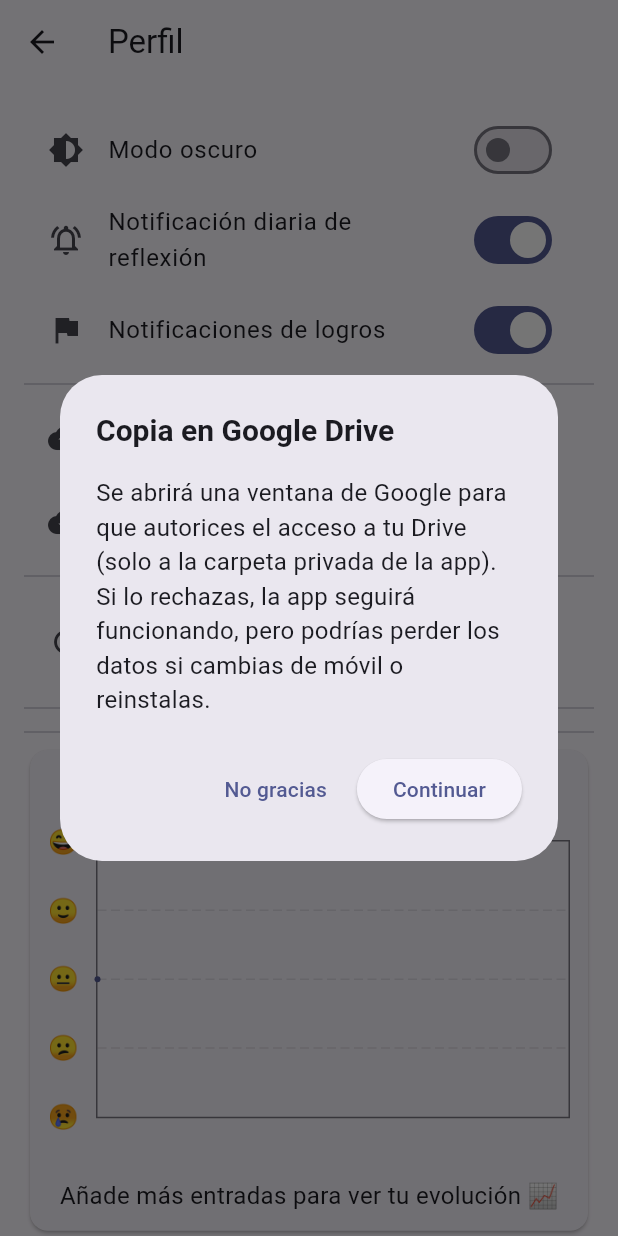
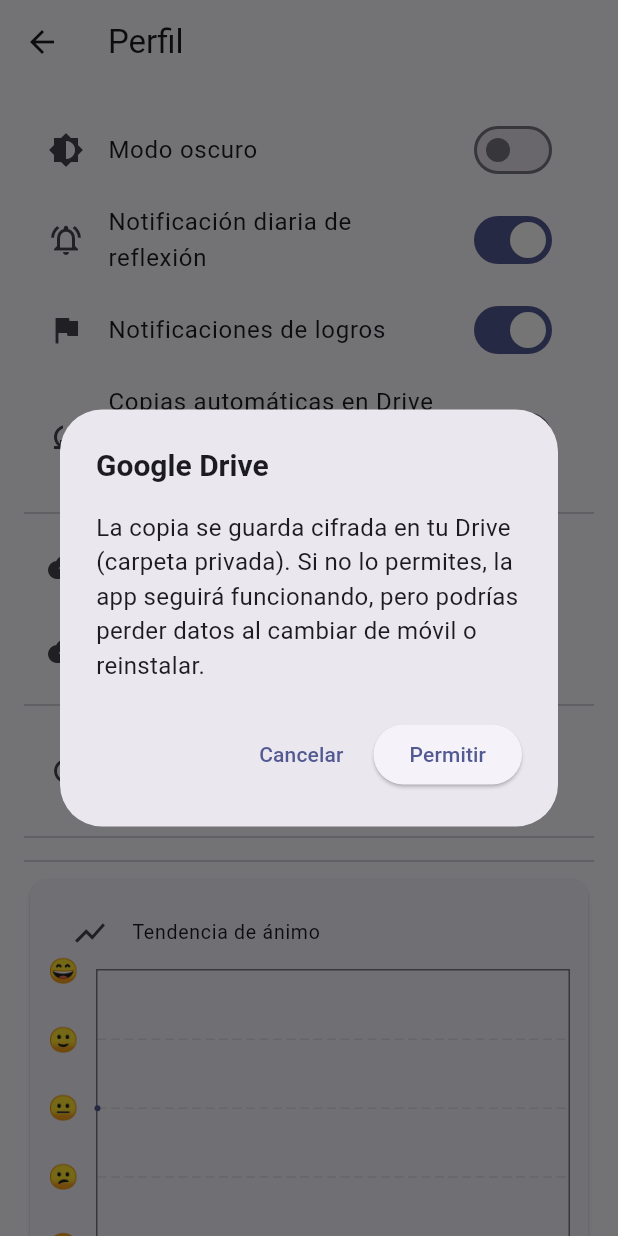
Before and after one commit to javiercamaraezquerra/Undiamas, a Flutter app: the ProfileScreen screen opened directly, after a tap on "Restaurar desde Drive", on a phone screen of 412 x 824 dp. Run offline on Flutter 3.47's test engine with Material 3 defaults, Android fonts, the phone set to English and light mode, and no system bars; drawn by our look-alikes of fl_chart; our stand-ins replace flutter_local_notifications, flutter_markdown, flutter_secure_storage, google_mobile_ads, google_sign_in, hive and 4 more; missing offline and left inert: encrypt, googleapis; accounts and stored records are empty.

Commit message:
Update profile_screen.dart

```diff
--- a/lib/screens/profile_screen.dart
+++ b/lib/screens/profile_screen.dart
@@ -13,20 +13,22 @@ import '../widgets/mood_trend_chart.dart';
 
 class ProfileScreen extends StatefulWidget {
   const ProfileScreen({super.key});
-
   @override
   State<ProfileScreen> createState() => _ProfileScreenState();
 }
 
 class _ProfileScreenState extends State<ProfileScreen> {
-  /* ─── estado ─── */
-  bool _isDark = false;
-  bool _notifDaily = true;
+  /* ─── estados de switches ─── */
+  bool _isDark          = false;
+  bool _notifDaily      = true;
   bool _notifMilestones = true;
+  bool _autoBackup      = false;
 
+  /* ─── progreso sobriedad ─── */
   DateTime? _startDate;
   int _daysClean = 0;
 
+  /* ─── cajas ─── */
   late Future<Box<DiaryEntry>> _diaryBoxFuture;
 
   @override
@@ -38,33 +40,34 @@ class _ProfileScreenState extends State<ProfileScreen> {
     _loadPrefs();
   }
 
-  /* ───────────────── helpers preferencias ───────────────── */
+  /*─────────────────────── Preferencias ───────────────────────*/
   Future<void> _loadPrefs() async {
-    final prefs = await SharedPreferences.getInstance();
-    _isDark = prefs.getBool('isDarkMode') ?? false;
-    _notifDaily = prefs.getBool('notifyDailyReflection') ?? true;
-    _notifMilestones = prefs.getBool('notifyMilestones') ?? true;
+    final prefs        = await SharedPreferences.getInstance();
+    _isDark            = prefs.getBool('isDarkMode') ?? false;
+    _notifDaily        = prefs.getBool('notifyDailyReflection') ?? true;
+    _notifMilestones   = prefs.getBool('notifyMilestones') ?? true;
+    _autoBackup        = prefs.getBool('autoBackup') ?? false;
 
     final cipher = await EncryptionService.getCipher();
-    final box = await Hive.openBox('udm_secure', encryptionCipher: cipher);
+    final box    = await Hive.openBox('udm_secure', encryptionCipher: cipher);
     if (box.containsKey('startDate')) {
-      _startDate = DateTime.parse(box.get('startDate'));
-      _daysClean = DateTime.now().difference(_startDate!).inDays;
+      _startDate  = DateTime.parse(box.get('startDate'));
+      _daysClean  = DateTime.now().difference(_startDate!).inDays;
     }
     if (mounted) setState(() {});
   }
 
-  /* ───────────────── toggles ───────────────── */
+  /*─────────────────────── Toggles UI ───────────────────────*/
   Future<void> _toggleTheme(bool v) async {
-    final prefs = await SharedPreferences.getInstance();
-    await prefs.setBool('isDarkMode', v);
+    final p = await SharedPreferences.getInstance();
+    await p.setBool('isDarkMode', v);
     themeNotifier.value = v ? ThemeMode.dark : ThemeMode.light;
     setState(() => _isDark = v);
   }
 
   Future<void> _toggleDailyNotif(bool v) async {
-    final prefs = await SharedPreferences.getInstance();
-    await prefs.setBool('notifyDailyReflection', v);
+    final p = await SharedPreferences.getInstance();
+    await p.setBool('notifyDailyReflection', v);
     setState(() => _notifDaily = v);
 
     if (v) {
@@ -77,8 +80,8 @@ class _ProfileScreenState extends State<ProfileScreen> {
   }
 
   Future<void> _toggleMilestoneNotif(bool v) async {
-    final prefs = await SharedPreferences.getInstance();
-    await prefs.setBool('notifyMilestones', v);
+    final p = await SharedPreferences.getInstance();
+    await p.setBool('notifyMilestones', v);
     setState(() => _notifMilestones = v);
 
     if (v && _startDate != null) {
@@ -88,25 +91,53 @@ class _ProfileScreenState extends State<ProfileScreen> {
     }
   }
 
-  /* ───────────────── backup & restore ───────────────── */
+  Future<void> _toggleAutoBackup(bool v) async {
+    final prefs = await SharedPreferences.getInstance();
+
+    if (v && !_autoBackup) {
+      /* primera vez → confirmación + copia inicial */
+      if (!await _confirmDriveConsent()) return;
+
+      final wait = _showSnack('Subiendo copia inicial…', persistent: true);
+
+      final cipher = await EncryptionService.getCipher();
+      final udm    = await Hive.openBox('udm_secure', encryptionCipher: cipher);
+      final diary  = await Hive.openBox<DiaryEntry>('diary_secure',
+                          encryptionCipher: cipher);
+
+      final res = await DriveBackupService.uploadBackup(
+          DriveBackupService.exportHive(udm, diary));
+
+      wait.close();
+      if (!res.ok) {
+        _showSnack(res.message ?? 'Error');
+        return;
+      }
+    }
+
+    await prefs.setBool('autoBackup', v);
+    setState(() => _autoBackup = v);
+  }
+
+  /*────────────────── Copia / restauración ──────────────────*/
   Future<bool> _confirmDriveConsent() async {
     return await showDialog<bool>(
           context: context,
           builder: (_) => AlertDialog(
-            title: const Text('Copia en Google Drive'),
+            title: const Text('Google Drive'),
             content: const Text(
-                'Se abrirá una ventana de Google para que autorices el acceso '
-                'a tu Drive (solo a la carpeta privada de la app). '
-                'Si lo rechazas, la app seguirá funcionando, pero podrías '
-                'perder los datos si cambias de móvil o reinstalas.'),
+              'La copia se guarda cifrada en tu Drive (carpeta privada). '
+              'Si no lo permites, la app seguirá funcionando, pero '
+              'podrías perder datos al cambiar de móvil o reinstalar.'
+            ),
             actions: [
               TextButton(
                 onPressed: () => Navigator.pop(context, false),
-                child: const Text('No gracias'),
+                child: const Text('Cancelar'),
               ),
               ElevatedButton(
                 onPressed: () => Navigator.pop(context, true),
-                child: const Text('Continuar'),
+                child: const Text('Permitir'),
               ),
             ],
           ),
@@ -116,52 +147,53 @@ class _ProfileScreenState extends State<ProfileScreen> {
 
   Future<void> _backupToDrive() async {
     if (!await _confirmDriveConsent()) {
-      _showSnack('Copia no realizada. Puedes perder datos si cambias de dispositivo.');
+      _showSnack('Copia cancelada.');
       return;
     }
 
-    final wait = _showSnack('Subiendo copia…', persistent: true);
-
+    final wait   = _showSnack('Subiendo copia…', persistent: true);
     final cipher = await EncryptionService.getCipher();
-    final udm = await Hive.openBox('udm_secure', encryptionCipher: cipher);
-    final diary =
-        await Hive.openBox<DiaryEntry>('diary_secure', encryptionCipher: cipher);
+    final udm    = await Hive.openBox('udm_secure', encryptionCipher: cipher);
+    final diary  = await Hive.openBox<DiaryEntry>('diary_secure',
+                        encryptionCipher: cipher);
 
     final res = await DriveBackupService.uploadBackup(
         DriveBackupService.exportHive(udm, diary));
 
     wait.close();
-    _showSnack(res.ok ? 'Copia subida a Google Drive'
-                      : res.message ?? 'Error desconocido');
+    _showSnack(res.ok
+        ? 'Copia subida a Drive'
+        : res.message ?? 'Error desconocido');
   }
 
   Future<void> _restoreFromDrive() async {
     if (!await _confirmDriveConsent()) {
-      _showSnack('Restauración cancelada. Continúas con los datos locales.');
+      _showSnack('Restauración cancelada.');
       return;
     }
 
-    final wait = _showSnack('Descargando copia…', persistent: true);
+    final wait   = _showSnack('Descargando copia…', persistent: true);
     final result = await DriveBackupService.downloadBackup();
     wait.close();
 
     if (!result.ok || result.data == null) {
-      _showSnack(result.message ?? 'No se encontró copia.');
+      _showSnack(result.message ?? 'No hay copia.');
       return;
     }
 
     final cipher = await EncryptionService.getCipher();
-    final udm = await Hive.openBox('udm_secure', encryptionCipher: cipher);
-    final diary =
-        await Hive.openBox<DiaryEntry>('diary_secure', encryptionCipher: cipher);
+    final udm    = await Hive.openBox('udm_secure', encryptionCipher: cipher);
+    final diary  = await Hive.openBox<DiaryEntry>('diary_secure',
+                        encryptionCipher: cipher);
 
-    final imported = await DriveBackupService.importHive(result.data!, udm, diary);
+    final imported =
+        await DriveBackupService.importHive(result.data!, udm, diary);
+
     _showSnack(imported
-        ? 'Datos restaurados con éxito.'
+        ? 'Datos restaurados.'
         : 'La copia estaba vacía o dañada.');
 
     if (imported) {
-      /* recargar listenable */
       setState(() {
         _diaryBoxFuture = EncryptionService.getCipher().then(
           (c) => Hive.openBox<DiaryEntry>('diary_secure', encryptionCipher: c),
@@ -171,12 +203,12 @@ class _ProfileScreenState extends State<ProfileScreen> {
     }
   }
 
-  /* ───────────────── reset contador ───────────────── */
+  /*──────────────────── Reiniciar contador ───────────────────*/
   Future<void> _resetSoberDate() async {
     final now = DateTime.now();
 
     final cipher = await EncryptionService.getCipher();
-    final box = await Hive.openBox('udm_secure', encryptionCipher: cipher);
+    final box    = await Hive.openBox('udm_secure', encryptionCipher: cipher);
     await box.put('startDate', now.toIso8601String());
 
     final prefs = await SharedPreferences.getInstance();
@@ -187,88 +219,39 @@ class _ProfileScreenState extends State<ProfileScreen> {
       _startDate = now;
       _daysClean = 0;
     });
-    if (mounted) {
-      _showSnack('¡Contador reiniciado!');
-    }
+    if (mounted) _showSnack('¡Contador reiniciado!');
   }
 
-  /* ───────────── helper SnackBar ───────────── */
+  /*───────────────────── Helpers UI ─────────────────────*/
   ScaffoldFeatureController<SnackBar, SnackBarClosedReason> _showSnack(
-      String msg,
-      {bool persistent = false}) {
-    final sb = SnackBar(
-      content: Text(msg),
-      duration: persistent ? const Duration(days: 1) : const Duration(seconds: 4),
-    );
-    return ScaffoldMessenger.of(context).showSnackBar(sb);
-  }
-
-  /* ───────────────── UI ───────────────── */
-  @override
-  Widget build(BuildContext context) {
-    return Scaffold(
-      appBar: AppBar(title: const Text('Perfil')),
-      body: ListView(
-        padding: const EdgeInsets.all(16),
-        children: [
-          ListTile(
-            leading: const Icon(Icons.brightness_6),
-            title: const Text('Modo oscuro'),
-            trailing: Switch(value: _isDark, onChanged: _toggleTheme),
-          ),
-          ListTile(
-            leading: const Icon(Icons.notifications_active_outlined),
-            title: const Text('Notificación diaria de reflexión'),
-            trailing: Switch(value: _notifDaily, onChanged: _toggleDailyNotif),
-          ),
-          ListTile(
-            leading: const Icon(Icons.flag),
-            title: const Text('Notificaciones de logros'),
-            trailing:
-                Switch(value: _notifMilestones, onChanged: _toggleMilestoneNotif),
-          ),
-          const Divider(),
-          ListTile(
-            leading: const Icon(Icons.cloud_upload),
-            title: const Text('Copia en Google Drive'),
-            onTap: _backupToDrive,
-          ),
-          ListTile(
-            leading: const Icon(Icons.cloud_download),
-            title: const Text('Restaurar desde Drive'),
-            onTap: _restoreFromDrive,
-          ),
-          const Divider(),
-          ListTile(
-            leading: const Icon(Icons.refresh),
-            title: const Text('Reiniciar contador'),
-            subtitle: const Text('Establece hoy y ahora como inicio'),
-            onTap: _resetSoberDate,
-          ),
-          const Divider(),
-          if (_startDate != null) ..._buildProgressSection(),
-          const Divider(),
-          _buildMoodSection(),
-        ],
+    String msg, {
+    bool persistent = false,
+  }) {
+    return ScaffoldMessenger.of(context).showSnackBar(
+      SnackBar(
+        content: Text(msg),
+        duration:
+            persistent ? const Duration(days: 1) : const Duration(seconds: 4),
       ),
     );
   }
 
-  /* ─── componentes auxiliares ─── */
   List<Widget> _buildProgressSection() {
     final milestones = AchievementService.milestones.keys.toList()..sort();
-    final next = milestones.firstWhere((d) => _daysClean < d, orElse: () => -1);
+    final next       = milestones.firstWhere(
+        (d) => _daysClean < d,
+        orElse: () => -1);
 
     return [
       ListTile(
         leading: const Icon(Icons.celebration),
-        title: Text('Llevas $_daysClean días limpio'),
+        title : Text('Llevas $_daysClean días limpio'),
         subtitle: Text('Desde ${DateFormat.yMMMd().format(_startDate!)}'),
       ),
       if (next != -1)
         ListTile(
-          leading: const Icon(Icons.flag_outlined),
-          title: Text('Próximo hito: $next días'),
+          leading : const Icon(Icons.flag_outlined),
+          title   : Text('Próximo hito: $next días'),
           subtitle: Text(AchievementService.milestones[next]!),
         ),
     ];
@@ -284,8 +267,8 @@ class _ProfileScreenState extends State<ProfileScreen> {
           valueListenable: box.listenable(),
           builder: (_, __, ___) {
             final entries = box.values.toList();
-            final trend = moodTrendSign(entries);
-            final avg = entries.isEmpty
+            final trend   = moodTrendSign(entries);
+            final avg     = entries.isEmpty
                 ? 2.0
                 : entries.map((e) => e.mood).reduce((a, b) => a + b) /
                     entries.length;
@@ -313,7 +296,7 @@ class _ProfileScreenState extends State<ProfileScreen> {
                     const ListTile(
                       dense: true,
                       leading: Icon(Icons.show_chart),
-                      title: Text('Tendencia de ánimo'),
+                      title : Text('Tendencia de ánimo'),
                     ),
                     AspectRatio(
                       aspectRatio: 1.6,
@@ -334,4 +317,60 @@ class _ProfileScreenState extends State<ProfileScreen> {
       },
     );
   }
+
+  /*───────────────────── UI main ─────────────────────*/
+  @override
+  Widget build(BuildContext context) {
+    return Scaffold(
+      appBar: AppBar(title: const Text('Perfil')),
+      body: ListView(
+        padding: const EdgeInsets.all(16),
+        children: [
+          ListTile(
+            leading: const Icon(Icons.brightness_6),
+            title  : const Text('Modo oscuro'),
+            trailing: Switch(value: _isDark, onChanged: _toggleTheme),
+          ),
+          ListTile(
+            leading : const Icon(Icons.notifications_active_outlined),
+            title   : const Text('Notificación diaria de reflexión'),
+            trailing: Switch(value: _notifDaily, onChanged: _toggleDailyNotif),
+          ),
+          ListTile(
+            leading : const Icon(Icons.flag),
+            title   : const Text('Notificaciones de logros'),
+            trailing: Switch(value: _notifMilestones, onChanged: _toggleMilestoneNotif),
+          ),
+          ListTile(
+            leading : const Icon(Icons.cloud_sync),
+            title   : const Text('Copias automáticas en Drive'),
+            subtitle: const Text('Se guardan cifradas en tu cuenta'),
+            trailing: Switch(value: _autoBackup, onChanged: _toggleAutoBackup),
+          ),
+          const Divider(),
+          ListTile(
+            leading: const Icon(Icons.cloud_upload),
+            title  : const Text('Copia manual en Drive'),
+            onTap  : _backupToDrive,
+          ),
+          ListTile(
+            leading: const Icon(Icons.cloud_download),
+            title  : const Text('Restaurar desde Drive'),
+            onTap  : _restoreFromDrive,
+          ),
+          const Divider(),
+          ListTile(
+            leading : const Icon(Icons.refresh),
+            title   : const Text('Reiniciar contador'),
+            subtitle: const Text('Establece hoy y ahora como inicio'),
+            onTap   : _resetSoberDate,
+          ),
+          const Divider(),
+          if (_startDate != null) ..._buildProgressSection(),
+          const Divider(),
+          _buildMoodSection(),
+        ],
+      ),
+    );
+  }
 }
```
